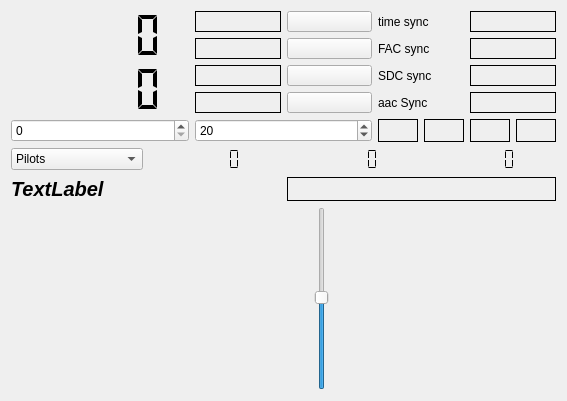
First picture: the form in decoders/drm-decoder/drmdecoder.ui, repository JvanKatwijk/swradio-8, before the edit.
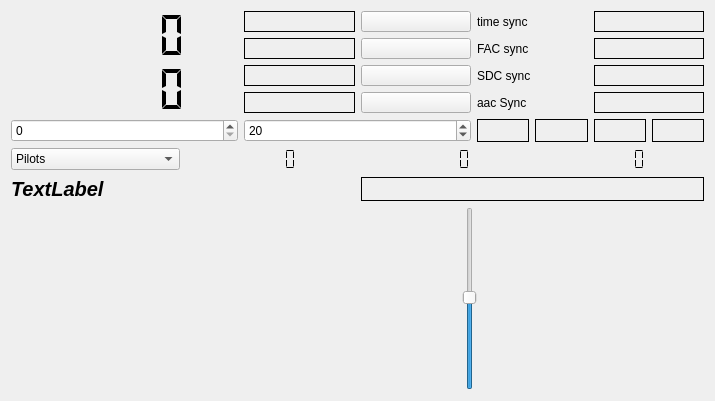
Second picture: the form after the edit. Custom widgets are drawn as their Qt base class.

Diff of the .ui file:
```diff
--- a/decoders/drm-decoder/drmdecoder.ui
+++ b/decoders/drm-decoder/drmdecoder.ui
@@ -6,7 +6,7 @@
    <rect>
     <x>0</x>
     <y>0</y>
-    <width>567</width>
+    <width>715</width>
     <height>401</height>
    </rect>
   </property>
```
Left out of the diff: 7 changed lines with no effect on the pictures.
